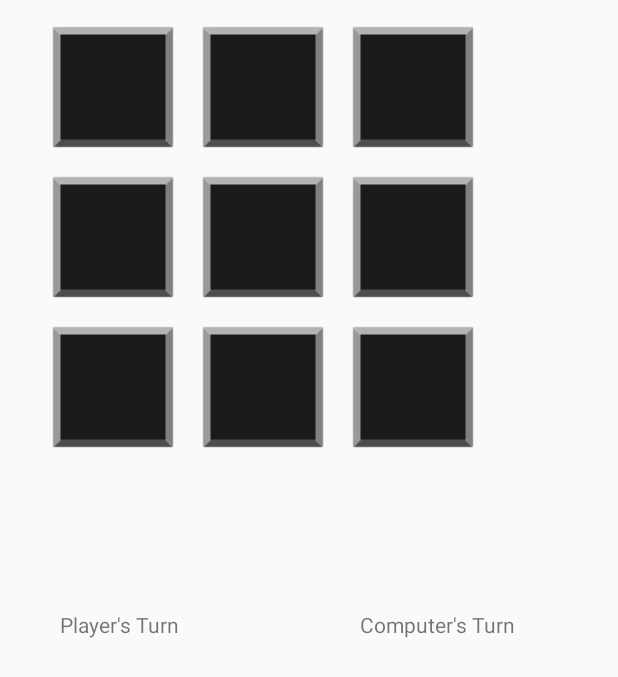
After one commit to justind417/MemoryMatch, an Android app: the Memory3x3 screen opened directly, with no data from a screen before it, on a phone screen of 412 x 824 dp. The commit adds this screen. Shown: the top 677 px of the screen. Run offline under Robolectric (Android 15) with nearby library versions, the phone set to English and light mode, and no system bars.

Commit message:
Main activity and 3x3  started.

```diff
--- a/app/src/main/AndroidManifest.xml
+++ b/app/src/main/AndroidManifest.xml
@@ -16,6 +16,10 @@
                 <category android:name="android.intent.category.LAUNCHER" />
             </intent-filter>
         </activity>
+        <activity
+            android:name=".Memory3x3"
+            android:label="Memory3x3"
+            android:screenOrientation="portrait" />
     </application>
 
 </manifest>
--- a/app/src/main/java/com/coolapps/memorymatch/MainActivity.java
+++ b/app/src/main/java/com/coolapps/memorymatch/MainActivity.java
@@ -1,7 +1,10 @@
 package com.coolapps.memorymatch;
 
+import android.content.Intent;
 import android.support.v7.app.AppCompatActivity;
 import android.os.Bundle;
+import android.view.View;
+import android.widget.Button;
 
 public class MainActivity extends AppCompatActivity {
 
@@ -9,5 +12,19 @@ public class MainActivity extends AppCompatActivity {
     protected void onCreate(Bundle savedInstanceState) {
         super.onCreate(savedInstanceState);
         setContentView(R.layout.activity_main);
+
+        Button play_3x3 = findViewById(R.id.Memory_btn);
+        play_3x3.setOnClickListener(new View.OnClickListener(){
+            @Override
+            public void onClick(View v) {
+                play3x3();
+            }
+        });
+    }
+
+    public void play3x3(){
+        Intent intent = new Intent(getApplicationContext(),
+               Memory3x3.class );
+        startActivity(intent);
     }
 }
--- /dev/null
+++ b/app/src/main/java/com/coolapps/memorymatch/Memory3x3.java
@@ -0,0 +1,105 @@
+package com.coolapps.memorymatch;
+
+import android.app.Activity;
+import android.os.Bundle;
+import android.support.annotation.Nullable;
+import android.view.View;
+import android.widget.ImageView;
+import android.widget.TextView;
+
+import java.util.Arrays;
+import java.util.Collections;
+
+public class Memory3x3 extends Activity {
+
+    TextView tv_p1, tv_cmp;
+
+    ImageView a1, a2, a3, b1, b2, b3, c1, c2, c3;
+
+    Integer[] cards= {1,2,3,11,22,33,};
+
+    int image1, image2, image3, image11, image22, image33;
+
+    int firstCard, secondCard;
+    int clickedFirst, clickedSecond;
+    int cardNumber = 1;
+
+    int turn = 1;
+    int playerPoints = 0, cpuPoints = 0;
+
+    @Override
+    protected void onCreate(@Nullable Bundle savedInstanceState) {
+        super.onCreate(savedInstanceState);
+        setContentView(R.layout.activity_memory3x3);
+
+        tv_p1 = findViewById(R.id.player_tv);
+        tv_cmp = findViewById(R.id.computer_tv);
+
+        a1 = findViewById(R.id.A1_img_btn);
+        a2 = findViewById(R.id.A2_img_btn);
+        a3 = findViewById(R.id.A3_img_btn);
+        b1 = findViewById(R.id.B1_img_btn);
+        b2 = findViewById(R.id.B2_img_btn);
+        b3 = findViewById(R.id.B3_img_btn);
+        c1 = findViewById(R.id.C1_img_btn);
+        c2 = findViewById(R.id.C2_img_btn);
+        c3 = findViewById(R.id.C3_img_btn);
+
+        a1.setTag("1");
+        a2.setTag("2");
+        a3.setTag("3");
+        b1.setTag("4");
+        b2.setTag("5");
+        b3.setTag("6");
+
+
+
+        loadImages();
+        Collections.shuffle(Arrays.asList(cards));
+
+
+        a1.setOnClickListener(new View.OnClickListener() {
+            @Override
+            public void onClick(View v) {
+                int thisCard = Integer.parseInt((String) v.getTag());
+                flipCard(a1,thisCard);
+            }
+        });
+        a2.setOnClickListener(new View.OnClickListener() {
+            @Override
+            public void onClick(View v) {
+                int thisCard = Integer.parseInt((String) v.getTag());
+                flipCard(a2, thisCard);
+            }
+        });
+        a3.setOnClickListener(new View.OnClickListener() {
+            @Override
+            public void onClick(View v) {
+                int thisCard = Integer.parseInt((String) v.getTag());
+                flipCard(a3, thisCard);
+            }
+        });
+
+    }
+
+
+    private void flipCard(ImageView img, int card){
+       if(card == 1){
+            img.setImageResource(image1);
+       }else if(card == 2){
+           img.setImageResource(image2);
+       }else if(card == 3){
+           img.setImageResource(image3);
+       }
+    }
+
+
+    private void loadImages(){
+        image1 = R.drawable.dolphin;
+        image2 = R.drawable.octopus;
+        image3 = R.drawable.turtle;
+        image11 = R.drawable.dolphin;
+        image22 = R.drawable.octopus;
+        image33 = R.drawable.turtle;
+    }
+}
--- a/app/src/main/res/layout/activity_main.xml
+++ b/app/src/main/res/layout/activity_main.xml
@@ -6,13 +6,26 @@
     android:layout_height="match_parent"
     tools:context=".MainActivity">
 
-    <TextView
-        android:layout_width="wrap_content"
-        android:layout_height="wrap_content"
-        android:text="Hello World!"
+    <ScrollView
+        android:layout_width="match_parent"
+        android:layout_height="match_parent"
+        android:layout_marginBottom="8dp"
+        android:layout_marginEnd="8dp"
+        android:layout_marginStart="8dp"
         app:layout_constraintBottom_toBottomOf="parent"
-        app:layout_constraintLeft_toLeftOf="parent"
-        app:layout_constraintRight_toRightOf="parent"
-        app:layout_constraintTop_toTopOf="parent" />
+        app:layout_constraintEnd_toEndOf="parent"
+        app:layout_constraintStart_toStartOf="parent">
 
+        <LinearLayout
+            android:layout_width="match_parent"
+            android:layout_height="wrap_content"
+            android:orientation="vertical" >
+
+            <Button
+                android:id="@+id/Memory_btn"
+                android:layout_width="match_parent"
+                android:layout_height="match_parent"
+                android:text="Memory Match 3x3" />
+        </LinearLayout>
+    </ScrollView>
 </android.support.constraint.ConstraintLayout>
--- /dev/null
+++ b/app/src/main/res/layout/activity_memory3x3.xml
@@ -0,0 +1,159 @@
+<?xml version="1.0" encoding="utf-8"?>
+<android.support.constraint.ConstraintLayout xmlns:android="http://schemas.android.com/apk/res/android"
+    xmlns:app="http://schemas.android.com/apk/res-auto"
+    xmlns:tools="http://schemas.android.com/tools"
+    android:layout_width="match_parent"
+    android:layout_height="match_parent">
+
+    <ScrollView
+        android:id="@+id/scrollView2"
+        android:layout_width="wrap_content"
+        android:layout_height="wrap_content"
+        android:layout_marginBottom="8dp"
+        android:layout_marginEnd="8dp"
+        android:layout_marginStart="8dp"
+        android:layout_marginTop="8dp"
+        app:layout_constraintBottom_toBottomOf="parent"
+        app:layout_constraintEnd_toEndOf="parent"
+        app:layout_constraintHorizontal_bias="0.181"
+        app:layout_constraintStart_toStartOf="parent"
+        app:layout_constraintTop_toTopOf="parent"
+        app:layout_constraintVertical_bias="0.0">
+
+        <LinearLayout
+            android:layout_width="match_parent"
+            android:layout_height="match_parent"
+            android:orientation="vertical">
+
+            <LinearLayout
+                android:layout_width="match_parent"
+                android:layout_height="match_parent"
+                android:orientation="horizontal">
+
+                <ImageButton
+                    android:id="@+id/A1_img_btn"
+                    android:layout_width="wrap_content"
+                    android:layout_height="wrap_content"
+                    android:layout_weight="1"
+                    android:background="@android:color/transparent"
+                    android:src="@drawable/square100" />
+
+                <ImageButton
+                    android:id="@+id/A2_img_btn"
+                    android:layout_width="wrap_content"
+                    android:layout_height="wrap_content"
+                    android:layout_weight="1"
+                    android:background="@android:color/transparent"
+                    android:src="@drawable/square100" />
+
+                <ImageButton
+                    android:id="@+id/A3_img_btn"
+                    android:layout_width="wrap_content"
+                    android:layout_height="wrap_content"
+                    android:layout_weight="1"
+                    android:background="@android:color/transparent"
+                    android:src="@drawable/square100" />
+            </LinearLayout>
+
+            <LinearLayout
+                android:layout_width="match_parent"
+                android:layout_height="match_parent"
+                android:orientation="horizontal">
+
+                <ImageButton
+                    android:id="@+id/B1_img_btn"
+                    android:layout_width="wrap_content"
+                    android:layout_height="wrap_content"
+                    android:layout_weight="1"
+                    android:background="@android:color/transparent"
+                    android:src="@drawable/square100" />
+
+                <ImageButton
+                    android:id="@+id/B2_img_btn"
+                    android:layout_width="wrap_content"
+                    android:layout_height="wrap_content"
+                    android:layout_weight="1"
+                    android:background="@android:color/transparent"
+                    android:src="@drawable/square100" />
+
+                <ImageButton
+                    android:id="@+id/B3_img_btn"
+                    android:layout_width="wrap_content"
+                    android:layout_height="wrap_content"
+                    android:layout_weight="1"
+                    android:background="@android:color/transparent"
+                    android:src="@drawable/square100" />
+            </LinearLayout>
+
+            <LinearLayout
+                android:layout_width="match_parent"
+                android:layout_height="match_parent"
+                android:orientation="horizontal">
+
+                <ImageButton
+                    android:id="@+id/C1_img_btn"
+                    android:layout_width="wrap_content"
+                    android:layout_height="wrap_content"
+                    android:layout_weight="1"
+                    android:background="@android:color/transparent"
+                    android:src="@drawable/square100" />
+
+                <ImageButton
+                    android:id="@+id/C2_img_btn"
+                    android:layout_width="wrap_content"
+                    android:layout_height="wrap_content"
+                    android:layout_weight="1"
+                    android:background="@android:color/transparent"
+                    android:src="@drawable/square100" />
+
+                <ImageButton
+                    android:id="@+id/C3_img_btn"
+                    android:layout_width="wrap_content"
+                    android:layout_height="wrap_content"
+                    android:layout_weight="1"
+                    android:background="@android:color/transparent"
+                    android:src="@drawable/square100" />
+            </LinearLayout>
+        </LinearLayout>
+    </ScrollView>
+
+    <android.support.constraint.Guideline
+        android:id="@+id/guideline"
+        android:layout_width="wrap_content"
+        android:layout_height="wrap_content"
+        android:orientation="horizontal"
+        app:layout_constraintGuide_begin="283dp" />
+
+    <android.support.constraint.ConstraintLayout
+        android:layout_width="368dp"
+        android:layout_height="222dp"
+        android:layout_marginEnd="8dp"
+        android:layout_marginStart="8dp"
+        android:layout_marginTop="60dp"
+        app:layout_constraintEnd_toEndOf="parent"
+        app:layout_constraintHorizontal_bias="0.0"
+        app:layout_constraintStart_toStartOf="parent"
+        app:layout_constraintTop_toTopOf="@+id/guideline">
+
+        <TextView
+            android:id="@+id/player_tv"
+            android:layout_width="wrap_content"
+            android:layout_height="wrap_content"
+            android:layout_marginStart="32dp"
+            android:layout_marginTop="64dp"
+            android:text="Player's Turn"
+            app:layout_constraintStart_toStartOf="parent"
+            app:layout_constraintTop_toTopOf="parent" />
+
+        <TextView
+            android:id="@+id/computer_tv"
+            android:layout_width="wrap_content"
+            android:layout_height="wrap_content"
+            android:layout_marginEnd="32dp"
+            android:layout_marginTop="64dp"
+            android:text="Computer's Turn"
+            app:layout_constraintEnd_toEndOf="parent"
+            app:layout_constraintTop_toTopOf="parent" />
+    </android.support.constraint.ConstraintLayout>
+
+</android.support.constraint.ConstraintLayout>
--- a/app/src/main/res/values/styles.xml
+++ b/app/src/main/res/values/styles.xml
@@ -1,7 +1,7 @@
 <resources>
 
     <!-- Base application theme. -->
-    <style name="AppTheme" parent="Theme.AppCompat.Light.DarkActionBar">
+    <style name="AppTheme" parent="Base.Theme.AppCompat.Light.DarkActionBar">
         <!-- Customize your theme here. -->
         <item name="colorPrimary">@color/colorPrimary</item>
         <item name="colorPrimaryDark">@color/colorPrimaryDark</item>
```
Also changed, not shown: app/src/main/res/drawable/dolphin.png (added), app/src/main/res/drawable/octopus.png (added), app/src/main/res/drawable/square.png (added), app/src/main/res/drawable/square100.png (added), app/src/main/res/drawable/square150.png (added), app/src/main/res/drawable/turtle.png (added).
